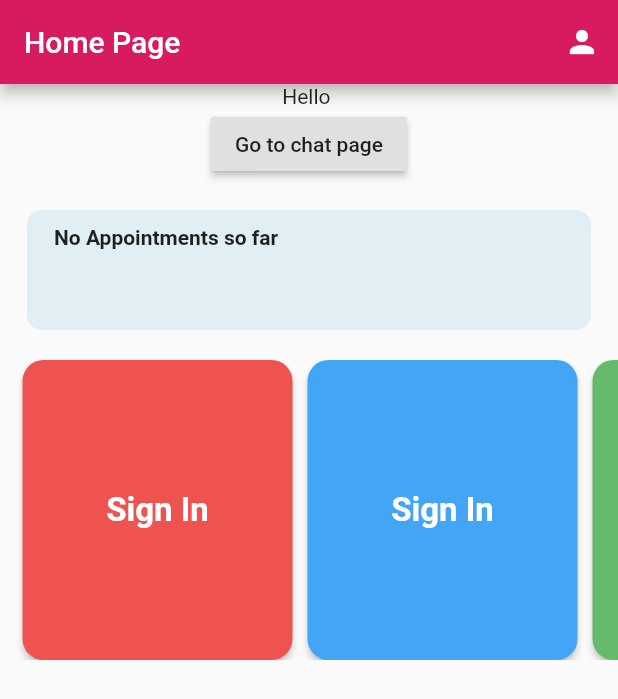
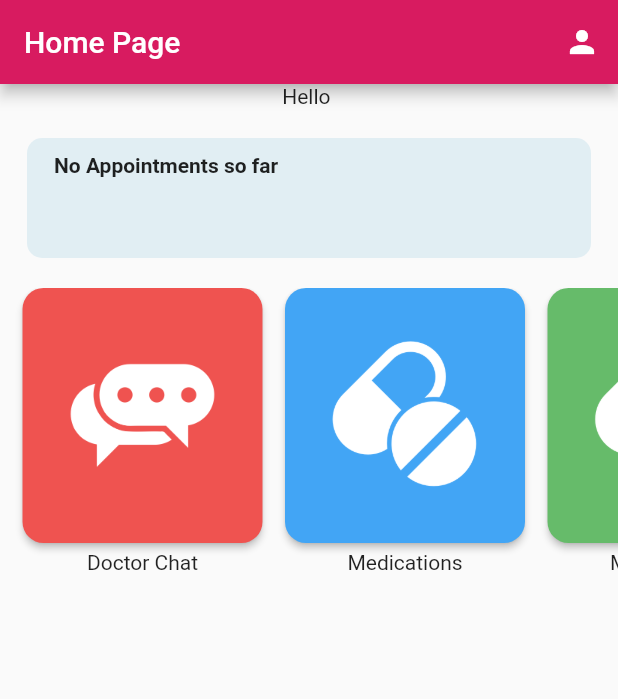
Before and after one commit to wrimicha/HealthKick, a Flutter app: the HomePagePatient screen opened by its route, on a phone screen of 412 x 824 dp. Shown: the top 699 px of the screen. Run offline on Flutter 3.47's test engine with Material 2 defaults, Android fonts, the phone set to English and light mode, and no system bars; our stand-ins replace cloud_firestore, firebase_auth, firebase_core, firebase_database, google_maps_flutter, image_cropper and 2 more; accounts and stored records are empty.

Commit message:
Updated the homepage tools to include images and text

```diff
--- a/lib/screens/homescreen.dart
+++ b/lib/screens/homescreen.dart
@@ -43,14 +43,6 @@ class HomePage extends State<HomePagePatient> {
           child: Column(
           children: [
           Text("Hello " + Constants.userName),
-          RaisedButton(
-            child: Text("Go to chat page"),
-            onPressed: () {
-              Navigator.of(context).pushNamed('/chathomescreen_patient');
-              //getAppointments();
-              //print(appointments);
-            },
-          ),
 
           Container(
             height: 80.0,
@@ -102,15 +94,17 @@ class HomePage extends State<HomePagePatient> {
 
           Container(
             //margin: EdgeInsets.symmetric(vertical: 20.0),
-            height: 200.0,
+            height: 220.0,
             margin: EdgeInsetsDirectional.fromSTEB(0, 20, 0, 0),
             child: ListView(
             scrollDirection: Axis.horizontal,
             children: <Widget>[
               SizedBox(width: 15.0),
+              Column(
+                children: [
                   SizedBox(
-                height: 60.0,
-                width: 180.0, // <-- match_parent
+                    height: 170.0,
+                    width: 160.0,
                       child: ElevatedButton(
                         style: ButtonStyle(
                           backgroundColor: MaterialStateProperty.all<Color>(Colors.red[400]),
@@ -120,23 +114,26 @@ class HomePage extends State<HomePagePatient> {
                             ),
                           ),
                         ),
-                  child: Text(
-                    'Sign In',
-                    style: TextStyle(
-                      fontSize: 22.0,
-                      fontWeight: FontWeight.bold,
-                      color: Colors.white,
-                    ),
+                        child: Image.asset(
+                          'assets/chat.png',
+                          fit: BoxFit.contain,
+                          width: 100,
                         ),
                         onPressed: () {
-                    //do something
+                          Navigator.of(context).pushNamed('/chathomescreen_patient');
                         },
                       ),
                     ),
-              SizedBox(width: 10.0),
+                  SizedBox(height: 5.0),
+                  Text("Doctor Chat"),
+                ],
+              ),
+              SizedBox(width: 15.0),
+              Column(
+                children: [
                   SizedBox(
-                height: 60.0,
-                width: 180.0, // <-- match_parent
+                    height: 170.0,
+                    width: 160.0,
                     child: ElevatedButton(
                       style: ButtonStyle(
                         backgroundColor: MaterialStateProperty.all<Color>(Colors.blue[400]),
@@ -146,23 +143,26 @@ class HomePage extends State<HomePagePatient> {
                           ),
                         ),
                       ),
-                  child: Text(
-                    'Sign In',
-                    style: TextStyle(
-                      fontSize: 22.0,
-                      fontWeight: FontWeight.bold,
-                      color: Colors.white,
-                    ),
+                      child: Image.asset(
+                        'assets/meds.png',
+                        fit: BoxFit.contain,
+                        width: 100,
                       ),
                       onPressed: () {
-                    //do something
+                        Navigator.of(context).pushNamed('/chathomescreen_patient');
                       },
                     ),
                   ),
-              SizedBox(width: 10.0),
+                  SizedBox(height: 5.0),
+                  Text("Medications"),
+                ],
+              ),
+              SizedBox(width: 15.0),
+              Column(
+                children: [
                   SizedBox(
-                height: 60.0,
-                width: 180.0, // <-- match_parent
+                    height: 170.0,
+                    width: 160.0,
                     child: ElevatedButton(
                       style: ButtonStyle(
                         backgroundColor: MaterialStateProperty.all<Color>(Colors.green[400]),
@@ -172,23 +172,26 @@ class HomePage extends State<HomePagePatient> {
                           ),
                         ),
                       ),
-                  child: Text(
-                    'Sign In',
-                    style: TextStyle(
-                      fontSize: 22.0,
-                      fontWeight: FontWeight.bold,
-                      color: Colors.white,
-                    ),
+                      child: Image.asset(
+                        'assets/meds.png',
+                        fit: BoxFit.contain,
+                        width: 100,
                       ),
                       onPressed: () {
-                    //do something
+                        Navigator.of(context).pushNamed('/chathomescreen_patient');
                       },
                     ),
                   ),
-              SizedBox(width: 10.0),
+                  SizedBox(height: 5.0),
+                  Text("Medications"),
+                ],
+              ),
+              SizedBox(width: 15.0),
+              Column(
+                children: [
                   SizedBox(
-                height: 60.0,
-                width: 180.0, // <-- match_parent
+                    height: 170.0,
+                    width: 160.0,
                     child: ElevatedButton(
                       style: ButtonStyle(
                         backgroundColor: MaterialStateProperty.all<Color>(Colors.pink[400]),
@@ -198,20 +201,21 @@ class HomePage extends State<HomePagePatient> {
                           ),
                         ),
                       ),
-                  child: Text(
-                    'Sign In',
-                    style: TextStyle(
-                      fontSize: 22.0,
-                      fontWeight: FontWeight.bold,
-                      color: Colors.white,
-                    ),
+                      child: Image.asset(
+                        'assets/meds.png',
+                        fit: BoxFit.contain,
+                        width: 100,
                       ),
                       onPressed: () {
-                    //do something
+                        Navigator.of(context).pushNamed('/chathomescreen_patient');
                       },
                     ),
                   ),
-              SizedBox(width: 10.0),
+                  SizedBox(height: 5.0),
+                  Text("Medications"),
+                ],
+              ),
+              SizedBox(width: 15.0),
             ],
           ),
           ),
--- a/pubspec.yaml
+++ b/pubspec.yaml
@@ -58,6 +58,8 @@ flutter:
 
   assets:
     - assets/profile_empty.jpg
+    - assets/chat.png
+    - assets/meds.png
 
   # To add assets to your application, add an assets section, like this:
   # assets:
```
Also changed, not shown: assets/chat.png (added), assets/meds.png (added), pubspec.lock. Lines whose indentation alone changed are shown as unchanged.
